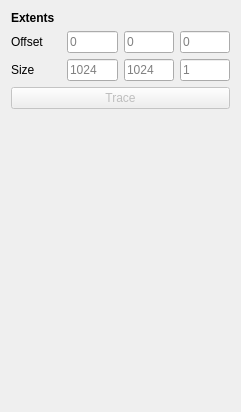
Above: include/ui/plugins/tractography_toolbox.ui from VRGroupRWTH/pli_view before the change. Below: the same form after it.
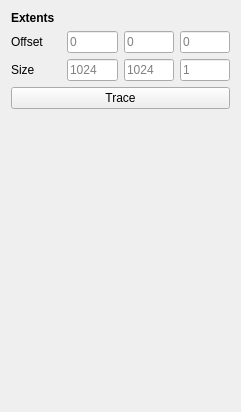
That is the form after the change.

Commit message: Renamed update to trace in the tractography plugin.

```diff
--- a/include/ui/plugins/tractography_toolbox.ui
+++ b/include/ui/plugins/tractography_toolbox.ui
@@ -167,7 +167,7 @@
    <item row="3" column="0" colspan="4">
     <widget class="QPushButton" name="button_trace">
      <property name="enabled">
-      <bool>false</bool>
+      <bool>true</bool>
      </property>
      <property name="sizePolicy">
       <sizepolicy hsizetype="Expanding" vsizetype="Fixed">
```
The commit also changes 1 other file.
